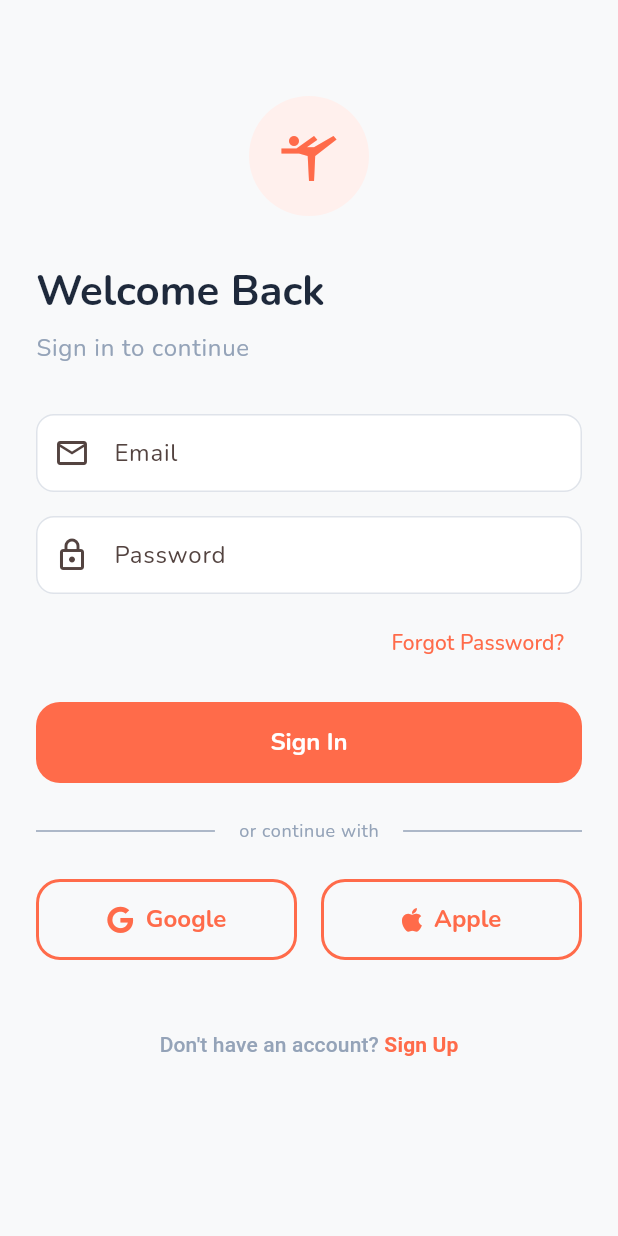
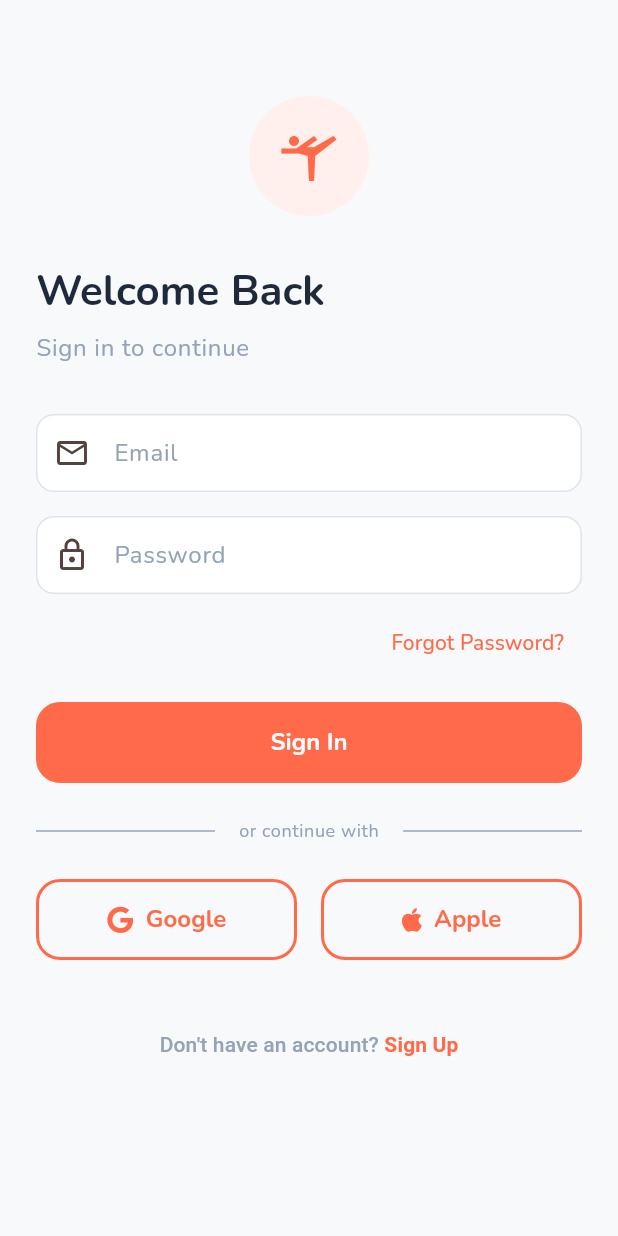
Before and after one commit to OwPor/Kids-Gym, a Flutter app: the LoginScreen screen opened by its route, on a phone screen of 412 x 824 dp. Run offline on Flutter 3.47's test engine with Material 3 defaults, Android fonts, the light colour scheme and no system bars; our stand-ins replace flutter_riverpod, font_awesome_flutter, go_router, google_fonts, qr_flutter, signature and 1 more.

Commit message:
feat: implement AppTextField widget for consistent text input styling across screens

```diff
--- a/lib/screens/login_screen.dart
+++ b/lib/screens/login_screen.dart
@@ -4,6 +4,7 @@ import 'package:go_router/go_router.dart';
 import 'package:font_awesome_flutter/font_awesome_flutter.dart';
 import '../theme/app_theme.dart';
 import '../providers/providers.dart';
+import '../widgets/app_text_field.dart';
 
 class LoginScreen extends ConsumerStatefulWidget {
   const LoginScreen({super.key});
@@ -41,9 +42,21 @@ class _LoginScreenState extends ConsumerState<LoginScreen> {
               const SizedBox(height: 8),
               Text('Sign in to continue', style: Theme.of(context).textTheme.bodyLarge?.copyWith(color: AppColors.muted)),
               const SizedBox(height: 32),
-              TextField(controller: _email, keyboardType: TextInputType.emailAddress, decoration: const InputDecoration(hintText: 'Email', prefixIcon: Icon(Icons.email_outlined))),
+              AppTextField(
+                controller: _email,
+                label: 'Email',
+                hint: 'you@example.com',
+                keyboardType: TextInputType.emailAddress,
+                prefixIcon: const Icon(Icons.email_outlined),
+              ),
               const SizedBox(height: 16),
-              TextField(controller: _password, obscureText: true, decoration: const InputDecoration(hintText: 'Password', prefixIcon: Icon(Icons.lock_outlined))),
+              AppTextField(
+                controller: _password,
+                label: 'Password',
+                hint: 'Enter your password',
+                obscureText: true,
+                prefixIcon: const Icon(Icons.lock_outlined),
+              ),
               const SizedBox(height: 8),
               Align(
                 alignment: Alignment.centerRight,
--- a/lib/theme/app_theme.dart
+++ b/lib/theme/app_theme.dart
@@ -74,6 +74,7 @@ class AppTheme {
       inputDecorationTheme: InputDecorationTheme(
         filled: true,
         fillColor: AppColors.surface,
+        hintStyle: TextStyle(color: AppColors.muted.withValues(alpha: 0.55)),
         border: OutlineInputBorder(borderRadius: BorderRadius.circular(12), borderSide: BorderSide(color: AppColors.muted.withValues(alpha: 0.3))),
         enabledBorder: OutlineInputBorder(borderRadius: BorderRadius.circular(12), borderSide: BorderSide(color: AppColors.muted.withValues(alpha: 0.3))),
         focusedBorder: OutlineInputBorder(borderRadius: BorderRadius.circular(12), borderSide: const BorderSide(color: AppColors.coral, width: 2)),
--- /dev/null
+++ b/lib/widgets/app_text_field.dart
@@ -0,0 +1,69 @@
+import 'package:flutter/material.dart';
+import '../theme/app_theme.dart';
+
+/// App-wide text field with the floating-label pattern.
+///
+/// - Empty + unfocused: [label] sits inside the field as the placeholder,
+///   border is neutral.
+/// - Focused: label shrinks, turns coral, and floats onto the top border
+///   (notched outline); [hint] is revealed inside the field.
+/// - Filled + unfocused: label stays floated.
+/// All transitions are animated natively by [InputDecorator].
+class AppTextField extends StatelessWidget {
+  final TextEditingController controller;
+  final String label;
+  final String? hint;
+  final TextInputType keyboardType;
+  final bool obscureText;
+  final Widget? prefixIcon;
+  final Widget? suffixIcon;
+  final TextCapitalization textCapitalization;
+  final int maxLines;
+  final TextInputAction? textInputAction;
+  final ValueChanged<String>? onChanged;
+  final ValueChanged<String>? onSubmitted;
+  final bool readOnly;
+  final VoidCallback? onTap;
+
+  const AppTextField({
+    super.key,
+    required this.controller,
+    required this.label,
+    this.hint,
+    this.keyboardType = TextInputType.text,
+    this.obscureText = false,
+    this.prefixIcon,
+    this.suffixIcon,
+    this.textCapitalization = TextCapitalization.none,
+    this.maxLines = 1,
+    this.textInputAction,
+    this.onChanged,
+    this.onSubmitted,
+    this.readOnly = false,
+    this.onTap,
+  });
+
+  @override
+  Widget build(BuildContext context) {
+    return TextField(
+      controller: controller,
+      keyboardType: keyboardType,
+      obscureText: obscureText,
+      textCapitalization: textCapitalization,
+      maxLines: maxLines,
+      textInputAction: textInputAction,
+      onChanged: onChanged,
+      onSubmitted: onSubmitted,
+      readOnly: readOnly,
+      onTap: onTap,
+      decoration: InputDecoration(
+        labelText: label,
+        hintText: hint,
+        prefixIcon: prefixIcon,
+        suffixIcon: suffixIcon,
+        labelStyle: const TextStyle(color: AppColors.muted),
+        floatingLabelStyle: const TextStyle(color: AppColors.coral, fontWeight: FontWeight.w600),
+      ),
+    );
+  }
+}
```
Also changed, not shown: lib/screens/children_screen.dart (+21 -19 lines), lib/screens/settings_screen.dart (+4 -3 lines), lib/screens/signup_screen.dart (+22 -3 lines).
